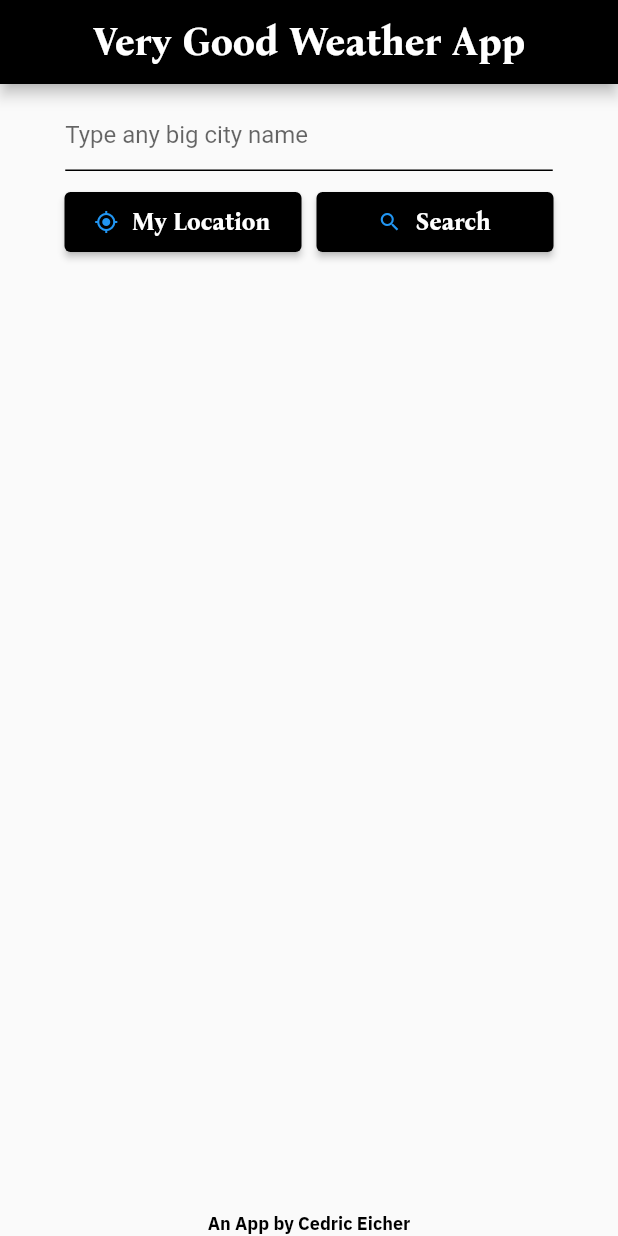
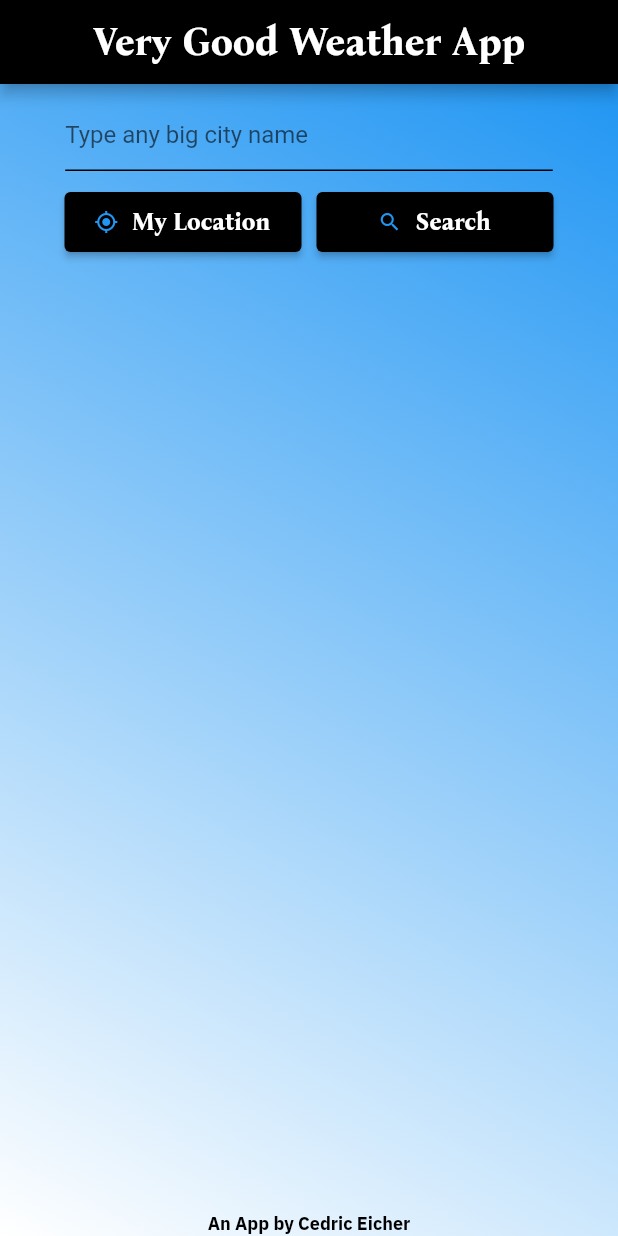
Before and after one commit to cedriceicher10/VeryGoodWeatherApp, a Flutter app: the screen it shows after launch, after a tap on "My Location", on a phone screen of 412 x 824 dp. Run offline on Flutter 3.47's test engine with Material 2 defaults, Android fonts, the phone set to English and light mode, and no system bars; our stand-ins replace flutter_bloc, location, weather_icons.

Commit message:
Added 's' to Heavy/Light Cloud for readability, added groundwork for My Location services, added background color changes to respond to weatherState

```diff
--- a/lib/styles.dart
+++ b/lib/styles.dart
@@ -43,6 +43,7 @@ const int s_forrestGreen = 0xFF012B09;
 const int s_goldenrod = 0xC59849;
 const int s_blackBlue = 0xFF00171F;
 const int s_darkSalmon = 0xFFDD9787;
+const int s_darkBlue = 0xFF00008B;
 
 // Color Swatch
 const MaterialColor s_whiteSwatch = const MaterialColor(
--- a/lib/weather_screen.dart
+++ b/lib/weather_screen.dart
@@ -5,6 +5,7 @@ import 'package:flutter_bloc/flutter_bloc.dart';
 import 'package:verygoodweatherapp/styles.dart';
 import 'package:verygoodweatherapp/weather_package.dart';
 import 'package:weather_icons/weather_icons.dart';
+import 'package:location/location.dart';
 import 'formatted_text.dart';
 import 'weather_cubit.dart';
 
@@ -27,6 +28,10 @@ class WeatherScreen extends StatefulWidget {
 class _WeatherScreenState extends State<WeatherScreen> {
   final TextEditingController _text = TextEditingController();
   int _locId = -1; // Saved globally to allow url_launcher to access
+  Location location = Location();
+  double _userLat = 0;
+  double _userLon = 0;
+  Color _textColor = Colors.black;
 
   @override
   Widget build(BuildContext context) {
@@ -46,12 +51,16 @@ class _WeatherScreenState extends State<WeatherScreen> {
             resizeToAvoidBottomInset: false,
             body: BlocBuilder<WeatherCubit, WeatherPackage>(
                 builder: (context, weather) {
-              return Center(
+              return Container(
+                  decoration: backgroundColor(weather.weatherState),
+                  child: Center(
                     child: Column(children: [
                       SizedBox(height: spacing),
                       SizedBox(width: textFieldWidth, child: searchBar()),
                       SizedBox(height: spacing),
-                  Row(mainAxisAlignment: MainAxisAlignment.center, children: [
+                      Row(
+                          mainAxisAlignment: MainAxisAlignment.center,
+                          children: [
                             myLocationButton(),
                             SizedBox(width: spacing),
                             searchButton()
@@ -65,7 +74,7 @@ class _WeatherScreenState extends State<WeatherScreen> {
                         ),
                       )
                     ]),
-              );
+                  ));
             })));
   }
 
@@ -83,13 +92,14 @@ class _WeatherScreenState extends State<WeatherScreen> {
         // Get weather for current city
         context.read<WeatherCubit>().getWeather(_text.value.text);
       },
-      decoration: const InputDecoration(
+      style: TextStyle(color: _textColor),
+      decoration: InputDecoration(
         hintText: 'Type any big city name',
         enabledBorder: UnderlineInputBorder(
-          borderSide: BorderSide(color: Colors.black),
+          borderSide: BorderSide(color: _textColor),
         ),
         focusedBorder: UnderlineInputBorder(
-          borderSide: BorderSide(color: Colors.black),
+          borderSide: BorderSide(color: _textColor),
         ),
       ),
     );
@@ -103,10 +113,13 @@ class _WeatherScreenState extends State<WeatherScreen> {
           if (!currentFocus.hasPrimaryFocus) {
             currentFocus.unfocus();
           }
-          // Navigator.pushAndRemoveUntil(
-          //     context,
-          //     MaterialPageRoute(builder: (context) => const StartScreen()),
-          //     (Route<dynamic> route) => false);
+          // Get location
+          await getLocation();
+          String latLonQuery = "$_userLat,$_userLon";
+          // Get weather at that location
+          // TO DO:
+          // Figure out cubit query first
+          //context.read<WeatherCubit>().getWeatherFromLatLon(latLonQuery);
         },
         style: ElevatedButton.styleFrom(
             primary: Colors.black,
@@ -163,7 +176,7 @@ class _WeatherScreenState extends State<WeatherScreen> {
           width: weatherContainerWidth,
           height: weatherContainerHeight,
           padding: EdgeInsets.all(spacing),
-          decoration: BoxDecoration(border: Border.all(color: Colors.black)),
+          //decoration: BoxDecoration(border: Border.all(color: Colors.black)),
           child: weatherDisplay(weather));
     }
   }
@@ -213,7 +226,7 @@ class _WeatherScreenState extends State<WeatherScreen> {
       Expanded(
         child: Align(
           alignment: FractionalOffset.bottomCenter,
-          child: meatWeatherConsiderationText(
+          child: metaWeatherConsiderationText(
               'View this weather on MetaWeather.com'),
         ),
       ),
@@ -230,7 +243,7 @@ class _WeatherScreenState extends State<WeatherScreen> {
         FormattedText(
             text: text,
             size: s_fontSizeExtraSmall,
-            color: Colors.black,
+            color: _textColor,
             font: s_font_IBMPlexSans)
       ],
     );
@@ -240,7 +253,7 @@ class _WeatherScreenState extends State<WeatherScreen> {
     return FormattedText(
         text: text,
         size: s_fontSizeMedLarge,
-        color: Colors.black,
+        color: _textColor,
         font: s_font_IBMPlexSans,
         weight: FontWeight.bold);
   }
@@ -249,7 +262,7 @@ class _WeatherScreenState extends State<WeatherScreen> {
     return FormattedText(
         text: text,
         size: s_fontSizeMedLarge,
-        color: Colors.black,
+        color: _textColor,
         font: s_font_IBMPlexSans,
         weight: FontWeight.bold);
   }
@@ -258,7 +271,7 @@ class _WeatherScreenState extends State<WeatherScreen> {
     return FormattedText(
         text: text,
         size: s_fontSizeExtraSmall,
-        color: Colors.black,
+        color: _textColor,
         font: s_font_IBMPlexSans);
   }
 
@@ -278,7 +291,7 @@ class _WeatherScreenState extends State<WeatherScreen> {
           FormattedText(
               text: text,
               size: s_fontSizeExtraLarge * 1.5,
-              color: Colors.black,
+              color: _textColor,
               font: s_font_IBMPlexSans,
               weight: FontWeight.bold)
         ]);
@@ -294,7 +307,7 @@ class _WeatherScreenState extends State<WeatherScreen> {
     return FormattedText(
       text: text,
       size: s_fontSizeMedium,
-      color: Colors.black,
+      color: _textColor,
       font: s_font_IBMPlexSans,
     );
   }
@@ -380,11 +393,11 @@ class _WeatherScreenState extends State<WeatherScreen> {
         weight: FontWeight.bold);
   }
 
-  Widget meatWeatherConsiderationText(String text) {
+  Widget metaWeatherConsiderationText(String text) {
     return RichText(
       text: TextSpan(
-          style: const TextStyle(
-              color: Colors.black,
+          style: TextStyle(
+              color: _textColor,
               fontFamily: s_font_BonaNova,
               fontSize: s_fontSizeExtraSmall,
               fontWeight: FontWeight.bold),
@@ -405,8 +418,8 @@ class _WeatherScreenState extends State<WeatherScreen> {
   Widget signatureText(String text) {
     return RichText(
       text: TextSpan(
-          style: const TextStyle(
-              color: Colors.black,
+          style: TextStyle(
+              color: _textColor,
               fontFamily: s_font_IBMPlexSans,
               fontSize: s_fontSizeExtraSmall,
               fontWeight: FontWeight.bold),
@@ -421,7 +434,7 @@ class _WeatherScreenState extends State<WeatherScreen> {
 
   Widget notFoundText() {
     String text =
-        'The city you chose could not be found or does not have weather at this time. Please try again.\n(Tip: Try big cities!)';
+        'The location you chose could not be found or does not have weather at this time. Please try again.\n(Tip: Try big cities!)';
     return SizedBox(
         width: weatherContainerWidth * 0.9,
         child: FormattedText(
@@ -431,6 +444,127 @@ class _WeatherScreenState extends State<WeatherScreen> {
             font: s_font_IBMPlexSans,
             weight: FontWeight.bold,
             align: TextAlign.center));
+  }
+
+  Future<void> getLocation() async {
+    // Adapted from: https://pub.dev/packages/location
+    bool _serviceEnabled;
+    PermissionStatus _permissionGranted;
+    LocationData _locationData;
+    _serviceEnabled = await location.serviceEnabled();
+    if (!_serviceEnabled) {
+      _serviceEnabled = await location.requestService();
+      if (!_serviceEnabled) {
+        Icons.assignment_return;
+      }
+    }
+    _permissionGranted = await location.hasPermission();
+    if (_permissionGranted == PermissionStatus.denied) {
+      _permissionGranted = await location.requestPermission();
+      if (_permissionGranted != PermissionStatus.granted) {
+        return;
+      }
+    }
+    _locationData = await location.getLocation();
+    _userLat = _locationData.latitude!;
+    _userLon = _locationData.longitude!;
+  }
+
+  BoxDecoration backgroundColor(String weatherState) {
+    // Default colors
+    Color colorTop = Colors.blue;
+    Color colorBottom = Colors.white;
+    switch (weatherState) {
+      // Snow
+      case 'Snow':
+        {
+          colorTop = Colors.white;
+          colorBottom = Colors.grey;
+          _textColor = Colors.black;
+        }
+        break;
+      // Sleet
+      case 'Sleet':
+        {
+          colorTop = Colors.black;
+          colorBottom = Colors.white;
+          _textColor = Colors.white;
+        }
+        break;
+      // Hail
+      case 'Hail':
+        {
+          colorTop = Colors.black;
+          colorBottom = Colors.lightBlue;
+          _textColor = Colors.white;
+        }
+        break;
+      // Thunderstorm
+      case 'Thunder':
+        {
+          colorTop = Colors.black;
+          colorBottom = Colors.grey;
+          _textColor = Colors.white;
+        }
+        break;
+      // Heavy Rain
+      case 'Heavy Rain':
+        {
+          colorTop = Colors.blue;
+          colorBottom = Colors.blueGrey;
+          _textColor = Colors.black;
+        }
+        break;
+      // Light Rain
+      case 'Light Rain':
+        {
+          colorTop = Colors.blue;
+          colorBottom = Colors.grey;
+          _textColor = Colors.black;
+        }
+        break;
+      // Showers
+      case 'Showers':
+        {
+          colorTop = Colors.blueGrey;
+          colorBottom = Colors.lightBlue;
+          _textColor = Colors.black;
+        }
+        break;
+      // Heavy Cloud
+      case 'Heavy Clouds':
+        {
+          colorTop = Colors.black;
+          colorBottom = Colors.grey;
+          _textColor = Colors.white;
+        }
+        break;
+      // Light Cloud
+      case 'Light Clouds':
+        {
+          colorTop = Colors.grey;
+          colorBottom = Colors.yellow;
+          _textColor = Colors.black;
+        }
+        break;
+      // Clear
+      case 'Clear':
+        {
+          colorTop = Colors.yellow;
+          colorBottom = Colors.blue;
+          _textColor = Colors.black;
+        }
+        break;
+    }
+    return BoxDecoration(
+        gradient: LinearGradient(
+      begin: Alignment.topRight,
+      end: Alignment.bottomLeft,
+      colors: [
+        colorTop,
+        colorBottom,
+      ],
+    ));
   }
 
   Icon getWeatherStateIcon(String weatherState) {
@@ -447,7 +581,7 @@ class _WeatherScreenState extends State<WeatherScreen> {
         {
           weatherStateIcon = Icon(
             WeatherIcons.snow,
-            color: iconColor,
+            color: Colors.white,
             size: iconSize,
           );
         }
@@ -457,7 +591,7 @@ class _WeatherScreenState extends State<WeatherScreen> {
         {
           weatherStateIcon = Icon(
             WeatherIcons.sleet,
-            color: iconColor,
+            color: Colors.grey,
             size: iconSize,
           );
         }
@@ -467,17 +601,17 @@ class _WeatherScreenState extends State<WeatherScreen> {
         {
           weatherStateIcon = Icon(
             WeatherIcons.hail,
-            color: iconColor,
+            color: Colors.grey,
             size: iconSize,
           );
         }
         break;
       // Thunderstorm
-      case 'Thunderstorm':
+      case 'Thunder':
         {
           weatherStateIcon = Icon(
             WeatherIcons.thunderstorm,
-            color: iconColor,
+            color: Colors.yellow,
             size: iconSize,
           );
         }
@@ -487,7 +621,7 @@ class _WeatherScreenState extends State<WeatherScreen> {
         {
           weatherStateIcon = Icon(
             WeatherIcons.rain,
-            color: iconColor,
+            color: const Color(s_darkBlue),
             size: iconSize,
           );
         }
@@ -497,7 +631,7 @@ class _WeatherScreenState extends State<WeatherScreen> {
         {
           weatherStateIcon = Icon(
             WeatherIcons.raindrops,
-            color: iconColor,
+            color: const Color(s_darkBlue),
             size: iconSize,
           );
         }
@@ -507,27 +641,27 @@ class _WeatherScreenState extends State<WeatherScreen> {
         {
           weatherStateIcon = Icon(
             WeatherIcons.showers,
-            color: iconColor,
+            color: const Color(s_darkBlue),
             size: iconSize,
           );
         }
         break;
       // Heavy Cloud
-      case 'Heavy Cloud':
+      case 'Heavy Clouds':
         {
           weatherStateIcon = Icon(
             WeatherIcons.cloudy,
-            color: iconColor,
+            color: const Color(s_raisinBlack),
             size: iconSize,
           );
         }
         break;
       // Light Cloud
-      case 'Light Cloud':
+      case 'Light Clouds':
         {
           weatherStateIcon = Icon(
             WeatherIcons.cloud,
-            color: iconColor,
+            color: Colors.white,
             size: iconSize,
           );
         }
@@ -537,7 +671,7 @@ class _WeatherScreenState extends State<WeatherScreen> {
         {
           weatherStateIcon = Icon(
             WeatherIcons.day_sunny,
-            color: iconColor,
+            color: Colors.yellow,
             size: iconSize,
           );
         }
@@ -548,7 +682,7 @@ class _WeatherScreenState extends State<WeatherScreen> {
 
   Icon getMetricIcon(int mode) {
     double iconSize = 14;
-    Color iconColor = Colors.black;
+    Color iconColor = _textColor;
     Icon metricIcon = Icon(
       WeatherIcons.day_sunny,
       color: iconColor,
--- a/pubspec.yaml
+++ b/pubspec.yaml
@@ -31,10 +31,10 @@ dependencies:
     sdk: flutter
   flutter_bloc: ^8.0.1
   http: ^0.13.4
-  equatable: ^2.0.3
   url_launcher: ^6.0.17
   intl: ^0.17.0
   weather_icons: ^3.0.0
+  location: ^4.3.0
 
 
   # The following adds the Cupertino Icons font to your application.
```
Also changed, not shown: lib/weather_cubit.dart (+33 -6 lines), pubspec.lock, 1 other file. Lines whose indentation alone changed are shown as unchanged.
